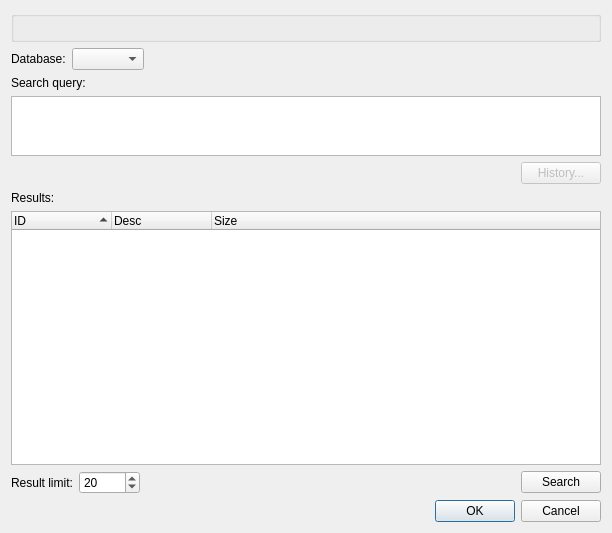
violethaze74/ugene, file src/corelibs/U2Gui/src/util/SearchGenbankSequenceDialog.ui: the form before one commit.
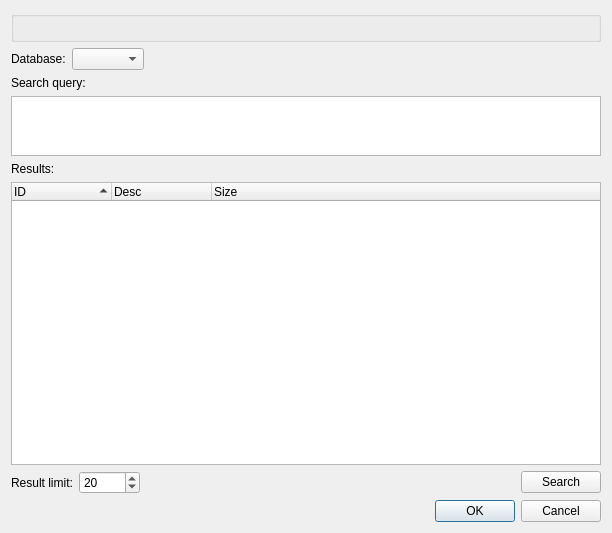
The form after the commit.

Commit message: The History... button is always disabled in NCBI Sequence Search dialog

What changed in the file:
```diff
--- a/src/corelibs/U2Gui/src/util/SearchGenbankSequenceDialog.ui
+++ b/src/corelibs/U2Gui/src/util/SearchGenbankSequenceDialog.ui
@@ -79,31 +79,7 @@
     </widget>
    </item>
    <item>
-    <layout class="QHBoxLayout" name="horizontalLayout_3">
-     <item>
-      <spacer name="horizontalSpacer">
-       <property name="orientation">
-        <enum>Qt::Horizontal</enum>
-       </property>
-       <property name="sizeHint" stdset="0">
-        <size>
-         <width>21</width>
-         <height>23</height>
-        </size>
-       </property>
-      </spacer>
-     </item>
-     <item>
-      <widget class="QPushButton" name="historyButton">
-       <property name="enabled">
-        <bool>false</bool>
-       </property>
-       <property name="text">
-        <string>History...</string>
-       </property>
-      </widget>
-     </item>
-    </layout>
+    <layout class="QHBoxLayout" name="horizontalLayout_3"/>
    </item>
    <item>
     <widget class="QLabel" name="label_2">
```
